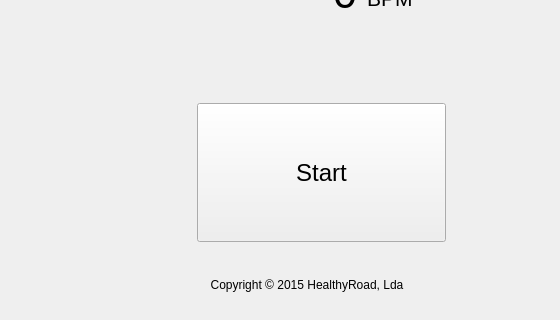
The window that src/heartratesample.ui (healthyroadGit/HeartRateSample) describes before a commit, drawn with Qt 5; both pictures show x 463 to 1023 and y 307 to 627 of the 1023 by 627 pixel window.
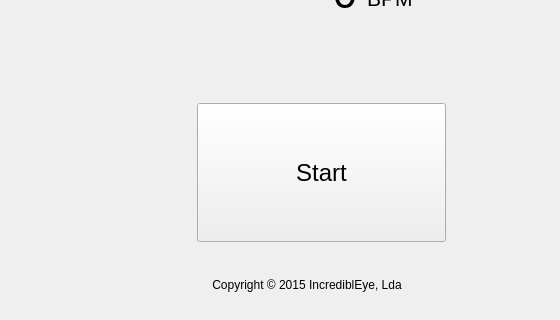
The same window after the commit. Icons and pictures are not drawn.

Commit message: Changed from HR to IncrediblEye

The edit to the form file:
```diff
--- a/src/heartratesample.ui
+++ b/src/heartratesample.ui
@@ -118,7 +118,7 @@
      </size>
     </property>
     <property name="text">
-     <string>&lt;html&gt;&lt;head/&gt;&lt;body&gt;&lt;p align=&quot;center&quot;&gt;&lt;span style=&quot; font-size:9pt;&quot;&gt;Copyright © 2015 HealthyRoad, Lda&lt;/span&gt;&lt;/p&gt;&lt;/body&gt;&lt;/html&gt;</string>
+     <string>&lt;html&gt;&lt;head/&gt;&lt;body&gt;&lt;p align=&quot;center&quot;&gt;&lt;span style=&quot; font-size:9pt;&quot;&gt;Copyright © 2015 IncrediblEye, Lda&lt;/span&gt;&lt;/p&gt;&lt;/body&gt;&lt;/html&gt;</string>
     </property>
     <property name="textFormat">
      <enum>Qt::RichText</enum>
```
Left out of the diff: 4 changed lines with no effect on the pictures. The commit also changes 10 other files.
